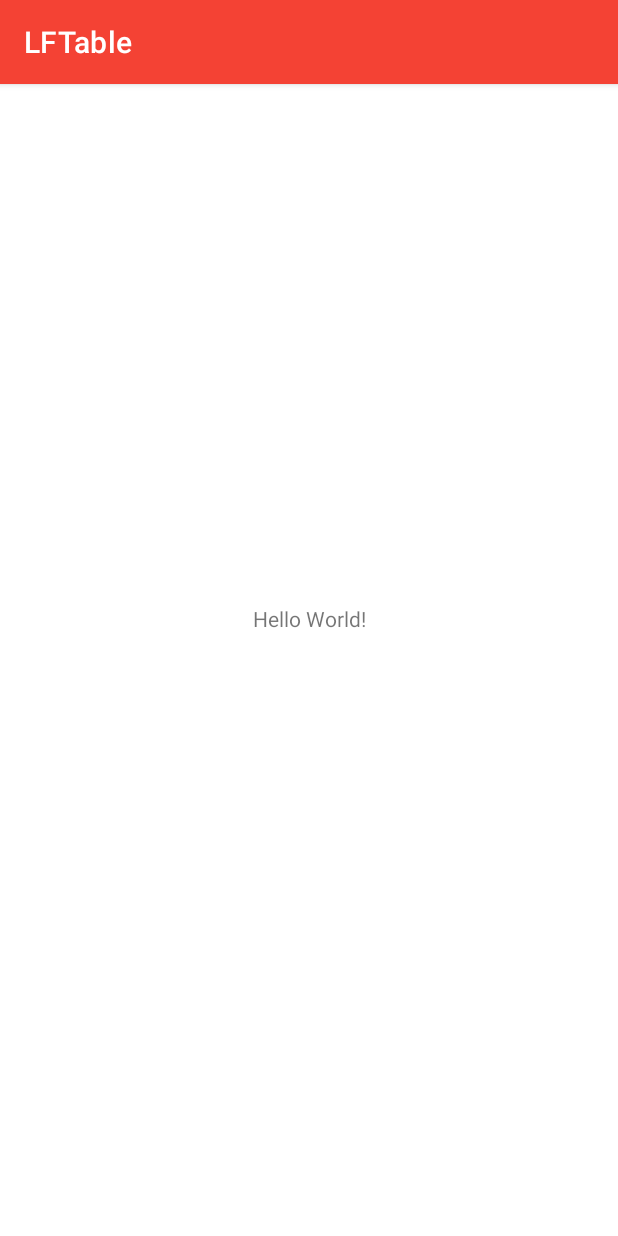
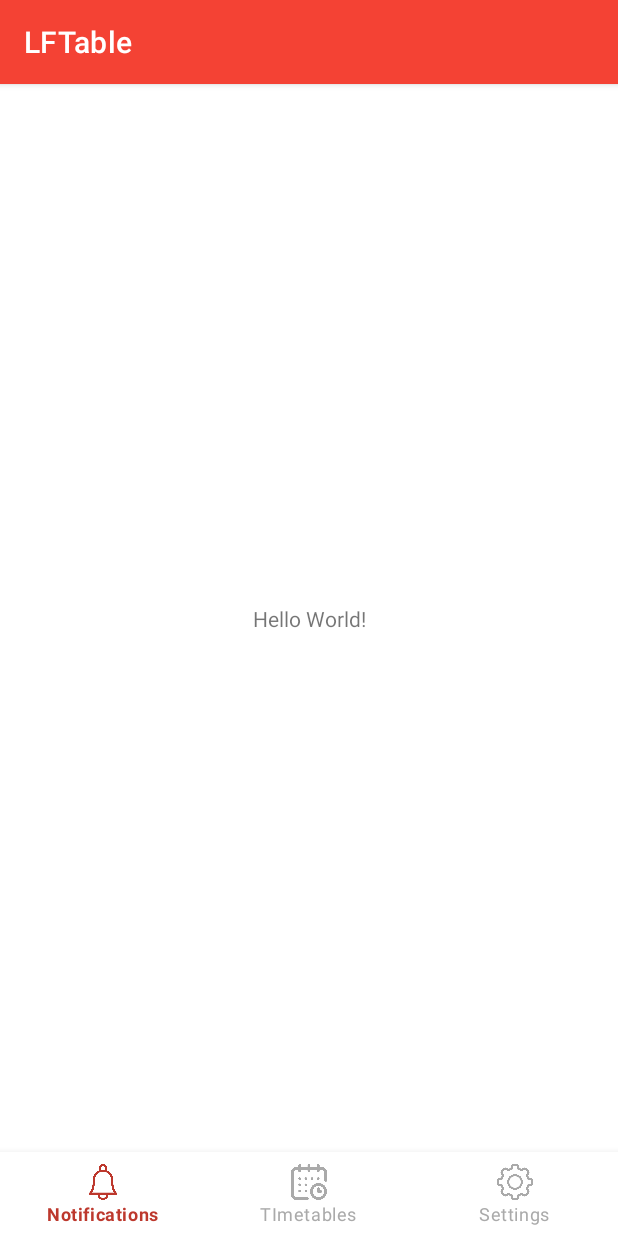
Before and after one commit to alexandr7035/lftable-android, an Android app: the screen it shows after launch (MainActivity), on a phone screen of 412 x 824 dp. Run offline under Robolectric (Android 15) with nearby library versions, the phone set to English and light mode, and no system bars.

Commit message:
Add navigation bar

```diff
--- a/app/src/main/java/com/alexandr7035/lftable/MainActivity.kt
+++ b/app/src/main/java/com/alexandr7035/lftable/MainActivity.kt
@@ -2,10 +2,43 @@ package com.alexandr7035.lftable
 
 import androidx.appcompat.app.AppCompatActivity
 import android.os.Bundle
+import android.util.Log
+import com.google.android.material.bottomnavigation.BottomNavigationView
 
 class MainActivity : AppCompatActivity() {
+
+    val LOG_TAG = "DEBUG_TAG"
+
     override fun onCreate(savedInstanceState: Bundle?) {
         super.onCreate(savedInstanceState)
         setContentView(R.layout.activity_main)
+
+        Log.d(LOG_TAG, "app started")
+
+        val bottomNavigation: BottomNavigationView = findViewById(R.id.bottomNavigation);
+
+        bottomNavigation.setOnNavigationItemSelectedListener {
+            when(it.itemId) {
+                R.id.action_notifications -> {
+                    Log.d(LOG_TAG, "ITEM: notifications")
+                    // Respond to navigation item 1 click
+                    true
+                }
+                R.id.action_timetables -> {
+                    Log.d(LOG_TAG, "ITEM: timetables")
+                    // Respond to navigation item 2 click
+                    true
+                }
+
+                R.id.action_settings -> {
+                    Log.d(LOG_TAG, "ITEM: settings")
+                    // Respond to navigation item 2 click
+                    true
+                }
+
+                else -> false
+            }
+
+        }
     }
 }
--- /dev/null
+++ b/app/src/main/res/color/color_nav_bar_item.xml
@@ -0,0 +1,5 @@
+<?xml version="1.0" encoding="utf-8"?>
+<selector xmlns:android="http://schemas.android.com/apk/res/android">
+    <item android:state_checked="true" android:color="?attr/custom_colorNavBarItemSelected" />
+    <item android:color="?attr/custom_colorNavBarItem"  />
+</selector>
--- a/app/src/main/res/layout/activity_main.xml
+++ b/app/src/main/res/layout/activity_main.xml
@@ -29,4 +29,19 @@
         app:layout_constraintStart_toStartOf="parent"
         app:layout_constraintTop_toTopOf="parent" />
 
+    <com.google.android.material.bottomnavigation.BottomNavigationView
+        android:id="@+id/bottomNavigation"
+        android:layout_width="match_parent"
+        android:layout_height="wrap_content"
+        app:itemBackground="@android:color/white"
+        app:itemIconTint="@color/color_nav_bar_item"
+        app:itemTextColor="@color/color_nav_bar_item"
+        app:layout_constraintBottom_toBottomOf="parent"
+        app:layout_constraintEnd_toEndOf="parent"
+        app:layout_constraintStart_toStartOf="parent"
+        app:menu="@menu/nav_bar_main">
+
+
+    </com.google.android.material.bottomnavigation.BottomNavigationView>
+
 </androidx.constraintlayout.widget.ConstraintLayout>
--- /dev/null
+++ b/app/src/main/res/menu/nav_bar_main.xml
@@ -0,0 +1,22 @@
+<?xml version="1.0" encoding="utf-8"?>
+<menu xmlns:android="http://schemas.android.com/apk/res/android"
+    xmlns:app="http://schemas.android.com/apk/res-auto">
+    <item
+        android:id="@+id/action_notifications"
+        android:enabled="true"
+        android:icon="@drawable/ic_bell"
+        android:title="Notifications"
+        app:showAsAction="ifRoom" />
+    <item
+        android:id="@+id/action_timetables"
+        android:enabled="true"
+        android:icon="@drawable/ic_calendar"
+        android:title="TImetables"
+        app:showAsAction="ifRoom" />
+    <item
+        android:id="@+id/action_settings"
+        android:enabled="true"
+        android:icon="@drawable/ic_settings"
+        android:title="Settings"
+        app:showAsAction="ifRoom" />
+</menu>
--- /dev/null
+++ b/app/src/main/res/values/attrs.xml
@@ -0,0 +1,8 @@
+<?xml version="1.0" encoding="utf-8"?>
+<resources>
+
+    <attr name="custom_colorNavBarItem" format="reference|color" />
+    <attr name="custom_colorNavBarItemSelected" format="reference|color" />
+
+
+</resources>
--- a/app/src/main/res/values/colors.xml
+++ b/app/src/main/res/values/colors.xml
@@ -10,4 +10,6 @@
 
     <color name="red_500">#F44234</color>
     <color name="red_600">#BD382D</color>
+
+    <color name="gray_200">#AAAAAA</color>
 </resources>
--- a/app/src/main/res/values/themes.xml
+++ b/app/src/main/res/values/themes.xml
@@ -12,5 +12,10 @@
         <!-- Status bar color. -->
         <item name="android:statusBarColor" tools:targetApi="l">?attr/colorPrimaryVariant</item>
         <!-- Customize your theme here. -->
+
+        <item name="android:navigationBarColor">@color/white</item>
+        <item name="custom_colorNavBarItem">@color/gray_200</item>
+        <item name="custom_colorNavBarItemSelected">@color/red_600</item>
+
     </style>
 </resources>
```
Also changed, not shown: app/src/main/res/drawable/ic_bell.png (added), app/src/main/res/drawable/ic_calendar.png (added), app/src/main/res/drawable/ic_settings.png (added).
